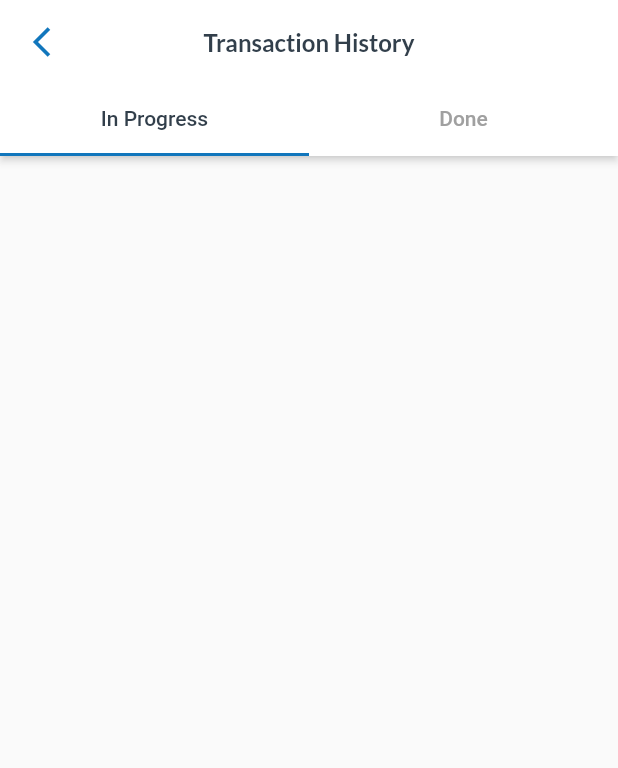
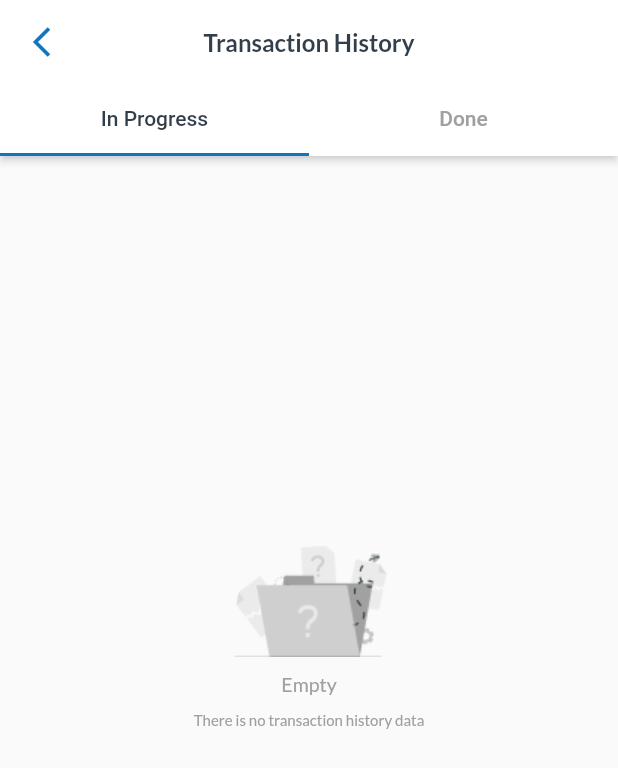
Before and after one commit to rifkyariy/dlabs_app, a Flutter app: the TransactionHistoryView screen opened directly, on a phone screen of 412 x 824 dp. Shown: the top 768 px of the screen. Run offline on Flutter 3.47's test engine with Material 2 defaults, Android fonts, the phone set to English and light mode, and no system bars; our stand-ins replace dio, equatable, flutter_dotenv, get, google_fonts, google_sign_in and 3 more; accounts and stored records are empty; network calls fail.

Commit message:
Payment proof and major bug fix

```diff
--- a/lib/app/data/enums/transaction_enum.dart
+++ b/lib/app/data/enums/transaction_enum.dart
@@ -12,7 +12,8 @@ enum TRANSACTIONSTATUS {
   partiallyToLab,
   labProcess,
   readyToRelease,
-  partiallyDone
+  partiallyDone,
+  payment
 }
 
 enum TRANSACTIONTYPE { organization, personal }
--- /dev/null
+++ b/lib/app/data/models/payment_proof_model.dart
@@ -0,0 +1,52 @@
+import 'dart:convert';
+
+import 'package:equatable/equatable.dart';
+
+class PaymentProofModel extends Equatable {
+  final String? status;
+  final String? message;
+  final String? data;
+
+  const PaymentProofModel({this.status, this.message, this.data});
+
+  factory PaymentProofModel.fromMap(Map<String, dynamic> data) {
+    return PaymentProofModel(
+      status: data['status'] as String?,
+      message: data['message'] as String?,
+      data: data['data'] as String?,
+    );
+  }
+
+  Map<String, dynamic> toMap() => {
+        'status': status,
+        'message': message,
+        'data': data,
+      };
+
+  /// `dart:convert`
+  ///
+  /// Parses the string and returns the resulting Json object as [PaymentProofModel].
+  factory PaymentProofModel.fromJson(String data) {
+    return PaymentProofModel.fromMap(json.decode(data) as Map<String, dynamic>);
+  }
+
+  /// `dart:convert`
+  ///
+  /// Converts [PaymentProofModel] to a JSON string.
+  String toJson() => json.encode(toMap());
+
+  PaymentProofModel copyWith({
+    String? status,
+    String? message,
+    String? data,
+  }) {
+    return PaymentProofModel(
+      status: status ?? this.status,
+      message: message ?? this.message,
+      data: data ?? this.data,
+    );
+  }
+
+  @override
+  List<Object?> get props => [status, message, data];
+}
--- a/lib/app/data/services/app_converter.dart
+++ b/lib/app/data/services/app_converter.dart
@@ -29,6 +29,8 @@ class AppConverter {
         return TRANSACTIONSTATUS.readyToRelease;
       case 'PARTIALLY DONE':
         return TRANSACTIONSTATUS.partiallyDone;
+      case 'PAYMENT':
+        return TRANSACTIONSTATUS.payment;
       default:
         return TRANSACTIONSTATUS.newTransaction;
     }
@@ -64,6 +66,8 @@ class AppConverter {
         return "Ready to Release";
       case TRANSACTIONSTATUS.partiallyDone:
         return "Partially Done";
+      case TRANSACTIONSTATUS.payment:
+        return "Payment";
     }
   }
 }
--- /dev/null
+++ b/lib/app/global_widgets/app_empty_state.dart
@@ -0,0 +1,44 @@
+import 'package:dlabs_apps/app/core/theme/app_theme.dart';
+import 'package:flutter/material.dart';
+
+class AppEmptyStatePlaceholder extends StatelessWidget {
+  const AppEmptyStatePlaceholder({
+    Key? key,
+    this.maximumSize = const Size(200, 200),
+    this.minimumSize = const Size(50, 50),
+    this.medical = false,
+    required this.messages,
+  }) : super(key: key);
+
+  final Size maximumSize;
+  final Size minimumSize;
+  final bool medical;
+  final String messages;
+
+  @override
+  Widget build(BuildContext context) {
+    return Center(
+      child: ConstrainedBox(
+        constraints: BoxConstraints(
+          maxHeight: maximumSize.height,
+          maxWidth: maximumSize.width,
+          minHeight: minimumSize.height,
+          minWidth: minimumSize.width,
+        ),
+        child: Column(
+          mainAxisAlignment: MainAxisAlignment.start,
+          crossAxisAlignment: CrossAxisAlignment.center,
+          children: [
+            medical
+                ? Image.asset('assets/image/app-empty-medic.png')
+                : Image.asset('assets/image/app-empty-general.png'),
+            const SizedBox(height: 10),
+            Text('Empty', style: mediumTextStyle(greyColor, fontSize: 13)),
+            const SizedBox(height: 10),
+            Text(messages, style: regularTextStyle(greyColor, fontSize: 10))
+          ],
+        ),
+      ),
+    );
+  }
+}
--- a/lib/app/modules/transaction/local_widgets/transaction_card_component.dart
+++ b/lib/app/modules/transaction/local_widgets/transaction_card_component.dart
@@ -115,6 +115,9 @@ class TransactionCardComponent extends StatelessWidget {
       case TRANSACTIONSTATUS.partiallyDone:
         _status = 'Partially Done';
         break;
+      case TRANSACTIONSTATUS.payment:
+        _status = 'Payment';
+        break;
     }
 
     return Padding(
--- a/lib/app/modules/transaction/views/personal_transaction_detail/personal_transaction_detail_view.dart
+++ b/lib/app/modules/transaction/views/personal_transaction_detail/personal_transaction_detail_view.dart
@@ -262,7 +262,9 @@ class PersonalTransactionDetailView extends GetView<TransactionViewController> {
               /// If online then close if offline then fuck
               onPressed: offline ?? false
                   ? () {
-                      /// If offline payment method, then download the payment proof
+                      controller.onDownloadPaymentProofButtonPressed(
+                        controller.transactionDetail.transactionId ?? '',
+                      );
                     }
                   : () {
                       Get.back();
--- a/lib/app/modules/transaction/views/personal_transaction_detail/transaction_history/transaction_history_view.dart
+++ b/lib/app/modules/transaction/views/personal_transaction_detail/transaction_history/transaction_history_view.dart
@@ -1,5 +1,6 @@
 import 'package:dlabs_apps/app/core/theme/app_theme.dart';
 import 'package:dlabs_apps/app/data/enums/transaction_enum.dart';
+import 'package:dlabs_apps/app/global_widgets/app_empty_state.dart';
 import 'package:dlabs_apps/app/modules/transaction/local_widgets/transaction_card_component.dart';
 import 'package:flutter/material.dart';
 import 'package:get/get.dart';
@@ -64,15 +65,23 @@ class TransactionHistoryView extends GetView<TransactionViewController> {
   }
 
   Widget _inProgressTransactionList() {
-    return controller.isLoading.value
-        ? const Center(
+    if (controller.isLoading.value) {
+      return const Center(
         child: SizedBox(
           height: 30,
           width: 30,
           child: CircularProgressIndicator(),
         ),
-          )
-        : SizedBox(
+      );
+    }
+
+    if (controller.transactionHistory.isEmpty) {
+      return const AppEmptyStatePlaceholder(
+        medical: false,
+        messages: 'There is no transaction history data',
+      );
+    } else {
+      return SizedBox(
         child: ListView.builder(
           itemCount: controller.transactionHistory.length,
           itemBuilder: (context, index) {
@@ -82,6 +91,13 @@ class TransactionHistoryView extends GetView<TransactionViewController> {
             bool _isInProgress = (_status != TRANSACTIONSTATUS.canceled) &&
                 (_status != TRANSACTIONSTATUS.done) &&
                 (_status != TRANSACTIONSTATUS.paymentRejected);
+
+            if (controller.transactionHistory.isEmpty) {
+              return const AppEmptyStatePlaceholder(
+                medical: false,
+                messages: 'There is no transaction history data',
+              );
+            }
 
             if (_isInProgress) {
               return TransactionCardComponent(
@@ -93,8 +109,7 @@ class TransactionHistoryView extends GetView<TransactionViewController> {
                 onTap: () async {
                   final _transactionId =
                       controller.transactionHistory[index].id;
-                      final _status =
-                          controller.transactionHistory[index].status;
+                  final _status = controller.transactionHistory[index].status;
 
                   controller.onTransactionCardPressed(
                     transactionId: _transactionId,
@@ -109,17 +124,26 @@ class TransactionHistoryView extends GetView<TransactionViewController> {
         ),
       );
     }
+  }
 
   Widget _doneTransactionList() {
-    return controller.isLoading.value
-        ? const Center(
+    if (controller.isLoading.value) {
+      return const Center(
         child: SizedBox(
           height: 30,
           width: 30,
           child: CircularProgressIndicator(),
         ),
-          )
-        : SizedBox(
+      );
+    }
+
+    if (controller.transactionHistory.isEmpty) {
+      return const AppEmptyStatePlaceholder(
+        medical: false,
+        messages: 'There is no transaction history data',
+      );
+    } else {
+      return SizedBox(
         child: ListView.builder(
           itemCount: controller.transactionHistory.length,
           itemBuilder: (context, index) {
@@ -140,8 +164,7 @@ class TransactionHistoryView extends GetView<TransactionViewController> {
                 onTap: () async {
                   final _transactionId =
                       controller.transactionHistory[index].id;
-                      final _status =
-                          controller.transactionHistory[index].status;
+                  final _status = controller.transactionHistory[index].status;
                   await controller.onTransactionCardPressed(
                     transactionId: _transactionId,
                     status: _status,
@@ -156,3 +179,4 @@ class TransactionHistoryView extends GetView<TransactionViewController> {
       );
     }
   }
+}
--- a/lib/main.dart
+++ b/lib/main.dart
@@ -1,8 +1,10 @@
 import 'package:dlabs_apps/app/routes/app_pages.dart';
 import 'package:flutter/material.dart';
+import 'package:flutter_dotenv/flutter_dotenv.dart';
 import 'package:get/get.dart';
 
-void main() {
+void main() async {
+  await dotenv.load(fileName: ".env");
   runApp(const Apps());
 }
 
--- a/pubspec.yaml
+++ b/pubspec.yaml
@@ -42,6 +42,8 @@ dependencies:
   json_annotation: ^4.4.0
   path_provider: ^2.0.8
   dio: ^4.0.4
+  permission_handler: ^8.3.0
+  flutter_dotenv: ^5.0.2
 
 dev_dependencies:
   flutter_lints: ^1.0.0
@@ -66,6 +68,7 @@ flutter:
   # To add assets to your application, add an assets section, like this:
   assets:
     - assets/image/
+    - .env
 
   fonts:
     - family: DLabsIcons
```
Also changed, not shown: lib/app/data/repository/transaction_repository.dart (+36 -0 lines), lib/app/data/services/file_downloader.dart (+10 -6 lines), lib/app/modules/transaction/controller/transaction_view_controller.dart (+130 -18 lines), lib/app/modules/transaction/views/medical_history_view.dart (+10 -3 lines), lib/app/modules/transaction/views/medical_questionnarie_view.dart (+9 -4 lines), lib/app/modules/transaction/views/organization_transaction_detail/organization_transaction_detail_view.dart (+4 -12 lines), lib/app/modules/transaction/views/patient_list_view.dart (+11 -2 lines), lib/app/modules/transaction/views/personal_transaction_detail/personal_transaction_patient_information_view.dart (+32 -13 lines), assets/image/app-empty-general.png (added), assets/image/app-empty-medic.png (added), pubspec.lock, 4 other files. Lines whose indentation alone changed are shown as unchanged.
